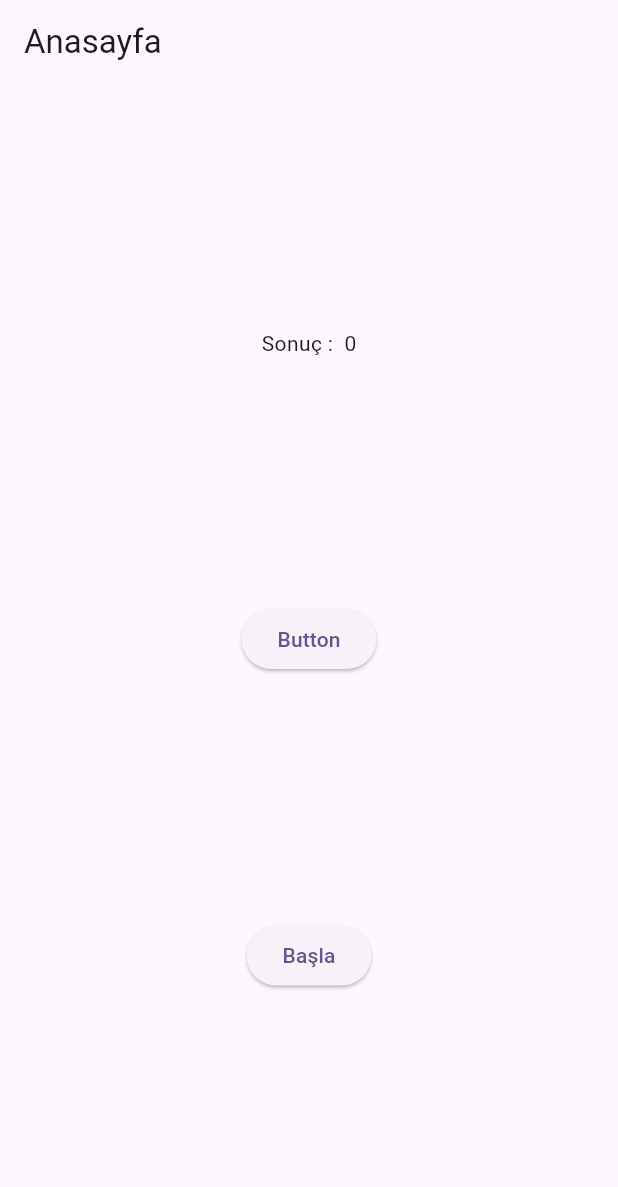
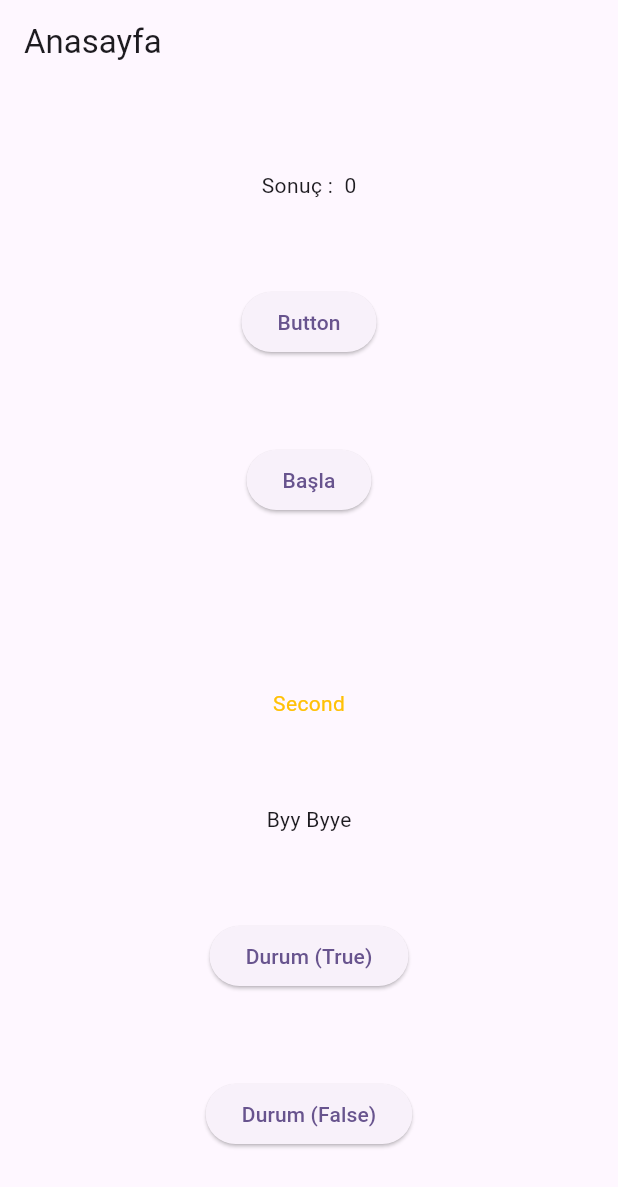
Before and after one commit to sefacr/calisma_yapisi, a Flutter app: the screen it shows after launch, on a phone screen of 412 x 824 dp. Shown: the top 1187 px of the screen. Run offline on Flutter 3.47's test engine with Material 3 defaults, Android fonts, the phone set to English and light mode, and no system bars.

Commit message:
lifeCycle && back actions && visible property &&  develop techniques for widget

```diff
--- a/lib/mainScreen.dart
+++ b/lib/mainScreen.dart
@@ -11,6 +11,13 @@ class MainScreen extends StatefulWidget {
 
 class _MainScreenState extends State<MainScreen> {
   int sayac = 0;
+  bool state = false;
+  @override
+  void initState() {
+    super.initState();
+    print("initState() çalıştı");
+  }
+
   @override
   Widget build(BuildContext context) {
     print("build methodu çalıştı");
@@ -30,9 +37,33 @@ class _MainScreenState extends State<MainScreen> {
             ElevatedButton(
               onPressed: (){
                 var user1 = Person(name: "Ali", age: 23, height: 1.84, materialStatus: false);
-                Navigator.push(context, MaterialPageRoute(builder: (context) => GameScreen(person: user1,)));
+                Navigator.push(context, MaterialPageRoute(builder: (context) => GameScreen(person: user1,))).
+                then((value){
+                  print("Anasayfaya dönüldü");
+                });
               },
               child: const Text("Başla")
+            ),
+            Visibility(visible: state, child: const Text("First Component")),
+            Text(state ? "Second Trueysa" : "Second", style: TextStyle(color: state ? Colors.red : Colors.amber),),
+            ((){
+              if (state) {
+                return const Text("Merhaba");
+              } else {
+                return const Text("Byy Byye");
+              }
+            }()),
+            ElevatedButton(onPressed: () {
+              setState(() {
+                state = true;
+              });
+            }, child: const Text("Durum (True)")
+            ),
+            ElevatedButton(onPressed: () {
+              setState(() {
+                state = false;
+              });
+            }, child: const Text("Durum (False)")
             ),
           ],
         ),
```
Also changed, not shown: lib/gameScreen.dart (+13 -1 lines).
